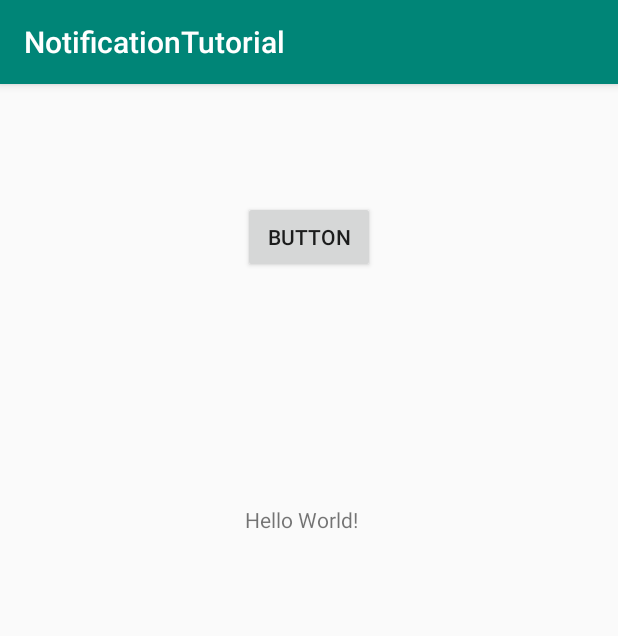
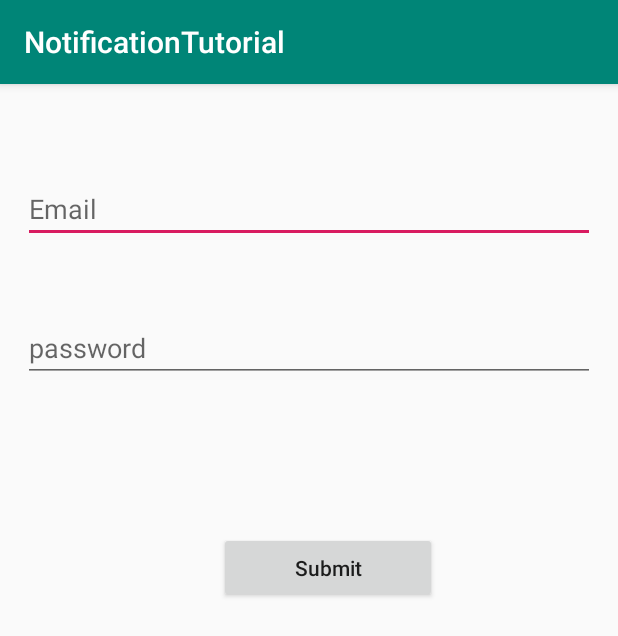
Before and after one commit to MuthuHere/AndroidNotifications, an Android app: the screen it shows after launch (MainActivity), on a phone screen of 412 x 824 dp. Shown: the top 636 px of the screen. Run offline under Robolectric (Android 15) with nearby library versions, the phone set to English and light mode, and no system bars; our stand-ins replace Firebase (no records; nobody signed in at launch, a user with empty details on screens opened directly); 1 statement that could not run was skipped.

```diff
--- a/app/src/main/AndroidManifest.xml
+++ b/app/src/main/AndroidManifest.xml
@@ -9,6 +9,8 @@
             android:roundIcon="@mipmap/ic_launcher_round"
             android:supportsRtl="true"
             android:theme="@style/AppTheme">
+        <activity android:name=".ProfileActivity">
+        </activity>
         <activity
                 android:name=".MainActivity"
                 android:label="@string/app_name"
--- a/app/src/main/res/layout/content_main.xml
+++ b/app/src/main/res/layout/content_main.xml
@@ -5,27 +5,53 @@
         xmlns:app="http://schemas.android.com/apk/res-auto"
         android:layout_width="match_parent"
         android:layout_height="match_parent"
+        android:padding="15dp"
         app:layout_behavior="@string/appbar_scrolling_view_behavior"
         tools:showIn="@layout/activity_main"
         tools:context=".MainActivity">
 
-    <TextView
+    <Button
+            android:text="Submit"
+            android:layout_width="145dp"
+            android:layout_height="47dp"
+            android:id="@+id/btnCreateNotification"
+            app:layout_constraintStart_toStartOf="parent"
+            app:layout_constraintBottom_toBottomOf="parent"
+            android:textAllCaps="false"
+            android:layout_marginTop="8dp"
+            app:layout_constraintTop_toBottomOf="@+id/etPassword"
+            app:layout_constraintVertical_bias="0.184"
+            android:layout_marginEnd="8dp"
+            app:layout_constraintEnd_toEndOf="parent"
+            app:layout_constraintHorizontal_bias="0.573"/>
+    <EditText
+            android:layout_width="match_parent"
+            android:layout_height="wrap_content"
+            android:inputType="textEmailAddress"
+            android:ems="10"
+            android:hint="Email"
+            android:id="@+id/etEmail"
+            app:layout_constraintTop_toTopOf="parent" app:layout_constraintStart_toStartOf="parent"
+            android:layout_marginTop="45dp" app:layout_constraintEnd_toEndOf="parent"/>
+    <EditText
+            android:layout_width="match_parent"
+            android:layout_height="wrap_content"
+            android:inputType="textPassword"
+            android:ems="10"
+            android:hint="password"
+            android:id="@+id/etPassword"
+            app:layout_constraintStart_toStartOf="@+id/etEmail"
+            android:layout_marginTop="47dp"
+            app:layout_constraintTop_toBottomOf="@+id/etEmail"/>
+    <ProgressBar
+            style="?android:attr/progressBarStyle"
             android:layout_width="wrap_content"
             android:layout_height="wrap_content"
-            android:text="Hello World!"
-            app:layout_constraintBottom_toBottomOf="parent"
-            app:layout_constraintLeft_toLeftOf="parent"
-            app:layout_constraintRight_toRightOf="parent"
-            app:layout_constraintTop_toTopOf="parent"
-            android:id="@+id/textView"
-            app:layout_constraintHorizontal_bias="0.485"
-            app:layout_constraintVertical_bias="0.375"/>
-    <Button
-            android:text="Button"
-            android:layout_width="wrap_content"
-            android:layout_height="wrap_content"
-            android:id="@+id/btnCreateNotification" app:layout_constraintTop_toTopOf="parent"
-            app:layout_constraintStart_toStartOf="parent" android:layout_marginTop="78dp"
-            app:layout_constraintEnd_toEndOf="parent"/>
+            android:id="@+id/progressBar"
+            android:layout_marginTop="69dp"
+            app:layout_constraintTop_toBottomOf="@+id/btnCreateNotification"
+            android:layout_marginEnd="14dp"
+            android:visibility="gone"
+            app:layout_constraintEnd_toEndOf="@+id/btnCreateNotification"/>
 
 </android.support.constraint.ConstraintLayout>
--- a/build.gradle
+++ b/build.gradle
@@ -10,6 +10,7 @@ buildscript {
     dependencies {
         classpath 'com.android.tools.build:gradle:3.4.0'
         classpath "org.jetbrains.kotlin:kotlin-gradle-plugin:$kotlin_version"
+        classpath 'com.google.gms:google-services:4.2.0'
         // NOTE: Do not place your application dependencies here; they belong
         // in the individual module build.gradle files
     }
```
Also changed, not shown: app/build.gradle (+6 -1 lines), app/src/main/java/com/muthu/notificationtutorial/MainActivity.kt (+103 -5 lines), app/src/main/java/com/muthu/notificationtutorial/ProfileActivity.kt (added, +12 -0 lines), app/src/main/res/layout/activity_profile.xml (added, +10 -0 lines).
